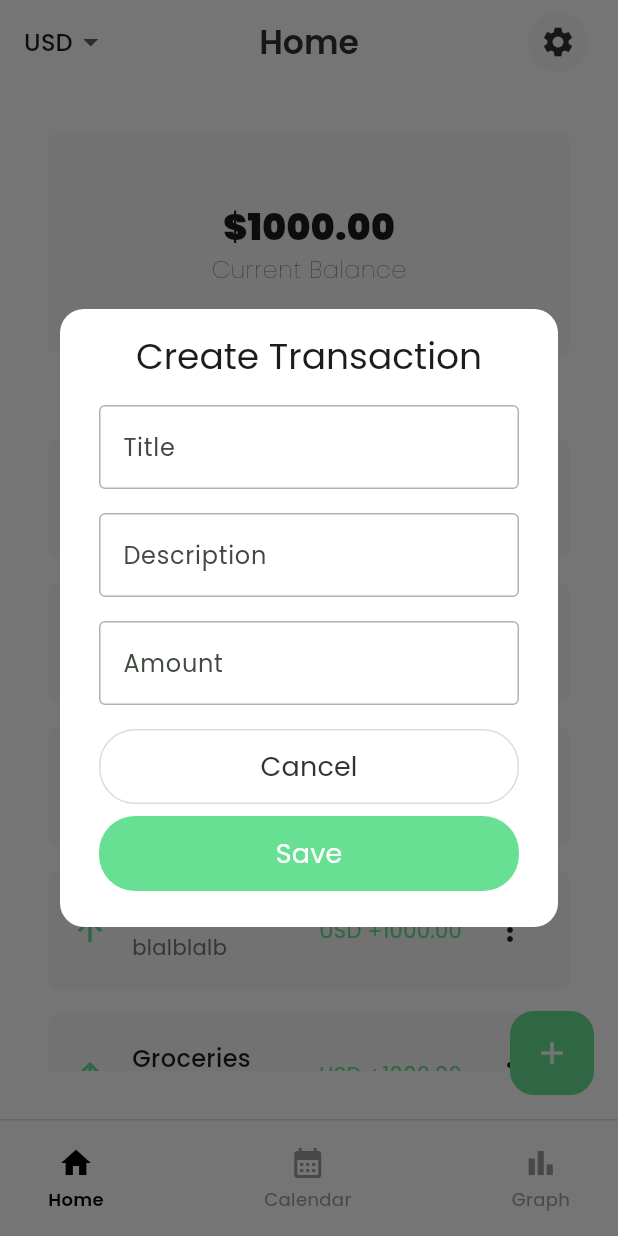
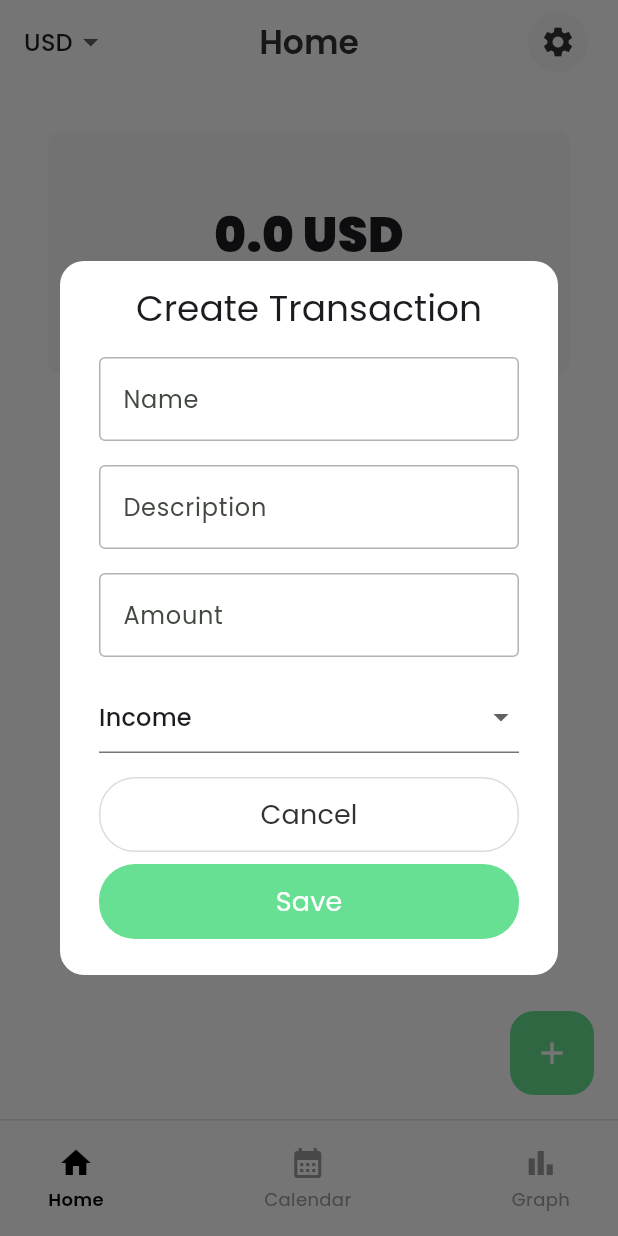
Before and after one commit to VMarkovicz/financial-management-app, a Flutter app: the HomeView screen opened by its route, after a tap on the "add" icon, on a phone screen of 412 x 824 dp. Run offline on Flutter 3.47's test engine with Material 3 defaults, Android fonts, the phone set to English and light mode, and no system bars; our stand-ins replace flutter_heatmap_calendar, get, google_fonts; missing offline and left inert: material_charts.

Commit message:
feat: implement full usage of mmvm on home page

```diff
--- /dev/null
+++ b/lib/models/transaction_model.dart
@@ -0,0 +1,44 @@
+enum TransactionType { income, expense }
+
+class Transaction {
+  final String id;
+  final String name;
+  final TransactionType type;
+  final double amount;
+  final DateTime date;
+  final String description;
+  final String userId;
+
+  Transaction({
+    required this.id,
+    required this.name,
+    required this.type,
+    required this.amount,
+    required this.date,
+    required this.description,
+    required this.userId,
+  });
+
+  factory Transaction.fromJson(Map<String, dynamic> json) {
+    return Transaction(
+      id: json['id'] as String,
+      name: json['name'] as String,
+      type: json['type'] as TransactionType,
+      amount: (json['amount'] as num).toDouble(),
+      date: DateTime.parse(json['date'] as String),
+      description: json['description'] as String,
+      userId: json['userId'] as String,
+    );
+  }
+  Map<String, dynamic> toJson() {
+    return {
+      'id': id,
+      'name': name,
+      'type': type,
+      'amount': amount,
+      'date': date.toIso8601String(),
+      'description': description,
+      'userId': userId,
+    };
+  }
+}
--- /dev/null
+++ b/lib/repositories/transactions_repository.dart
@@ -0,0 +1,37 @@
+import '../models/transaction_model.dart';
+import '../services/api_service.dart';
+
+class TransactionsRepository {
+  final ApiService _apiService;
+
+  TransactionsRepository(this._apiService);
+
+  Future<List<Transaction>> getTransactions(String userId) async {
+    return _apiService.getTransactions(userId);
+  }
+
+  Future<void> addTransaction(Transaction transaction) async {
+    await _apiService.addTransaction(transaction);
+  }
+
+  Future<void> updateTransaction(Transaction transaction) async {
+    await _apiService.updateTransaction(transaction);
+  }
+
+  Future<void> deleteTransaction(String transactionId) async {
+    await _apiService.deleteTransaction(transactionId);
+  }
+
+  Future<double> getTotalTodayBalance() async {
+    DateTime now = DateTime.now();
+
+    List<Transaction> todayTransactions = await _apiService
+        .getTodaysTransaction(now);
+
+    double totalBalance = todayTransactions.fold(0.0, (sum, transaction) {
+      return sum + transaction.amount;
+    });
+
+    return totalBalance;
+  }
+}
--- a/lib/services/api_service.dart
+++ b/lib/services/api_service.dart
@@ -1,7 +1,9 @@
 import 'dart:convert';
+import 'package:financial_management_app/models/transaction_model.dart';
 import 'package:http/http.dart' as http;
 import '../models/user_model.dart';
 
+List<Transaction> mockTransactions = [];
 
 class ApiService {
   final _baseUrl = 'example';
@@ -35,4 +37,43 @@ class ApiService {
   Future<void> deleteUser(String id) async {
     mockUserData = '';
   }
+
+  // Transactions
+  Future<List<Transaction>> getTransactions(String userId) async {
+    // Simulate a network call
+    await Future.delayed(Duration(seconds: 1));
+    return mockTransactions;
+  }
+
+  Future<void> addTransaction(Transaction transaction) async {
+    // Simulate a network call
+    await Future.delayed(Duration(seconds: 1));
+    mockTransactions.add(transaction);
+  }
+
+  Future<void> updateTransaction(Transaction transaction) async {
+    // Simulate a network call
+    await Future.delayed(Duration(seconds: 1));
+    final index = mockTransactions.indexWhere((t) => t.id == transaction.id);
+    if (index != -1) {
+      mockTransactions[index] = transaction;
+    }
+  }
+
+  Future<void> deleteTransaction(String transactionId) async {
+    await Future.delayed(Duration(seconds: 1));
+    mockTransactions.removeWhere((t) => t.id == transactionId);
+  }
+
+  Future<List<Transaction>> getTodaysTransaction(DateTime currentDate) async {
+    List<Transaction> todayTransactions =
+        mockTransactions.where((transaction) {
+          DateTime transactionDate = transaction.date;
+          return transactionDate.year == currentDate.year &&
+              transactionDate.month == currentDate.month &&
+              transactionDate.day == currentDate.day;
+        }).toList();
+
+    return todayTransactions;
+  }
 }
--- /dev/null
+++ b/lib/viewmodels/transactions_viewmodel.dart
@@ -0,0 +1,62 @@
+import 'package:flutter/material.dart';
+import '../models/transaction_model.dart';
+import '../repositories/transactions_repository.dart';
+
+class TransactionsViewmodel extends ChangeNotifier {
+  final TransactionsRepository _transactionsRepository;
+  String? _currentUserId;
+
+  TransactionsViewmodel(this._transactionsRepository);
+
+  List<Transaction> transactions = [];
+  double totalBalance = 0.0;
+  bool busy = false;
+
+  Future<void> loadTransactions(String userId) async {
+    _currentUserId = userId;
+    busy = true;
+    notifyListeners();
+    transactions = await _transactionsRepository.getTransactions(userId);
+    busy = false;
+    notifyListeners();
+  }
+
+  Future<void> addTransaction(Transaction transaction) async {
+    busy = true;
+    notifyListeners();
+    await _transactionsRepository.addTransaction(transaction);
+    await loadTransactions(transaction.userId);
+    await getTotalTodayBalance();
+    busy = false;
+    notifyListeners();
+  }
+
+  Future<void> updateTransaction(Transaction transaction) async {
+    busy = true;
+    notifyListeners();
+    await _transactionsRepository.updateTransaction(transaction);
+    await loadTransactions(transaction.userId);
+    busy = false;
+    notifyListeners();
+  }
+
+  Future<void> deleteTransaction(String transactionId) async {
+    if (_currentUserId == null) return;
+
+    busy = true;
+    notifyListeners();
+    await _transactionsRepository.deleteTransaction(transactionId);
+    await loadTransactions(_currentUserId!);
+    await getTotalTodayBalance();
+    busy = false;
+    notifyListeners();
+  }
+
+  Future<void> getTotalTodayBalance() async {
+    busy = true;
+    notifyListeners();
+    totalBalance = await _transactionsRepository.getTotalTodayBalance();
+    busy = false;
+    notifyListeners();
+  }
+}
--- a/lib/views/home/home_view.dart
+++ b/lib/views/home/home_view.dart
@@ -1,5 +1,5 @@
-import 'dart:math';
-
+import 'package:financial_management_app/models/transaction_model.dart';
+import 'package:financial_management_app/viewmodels/transactions_viewmodel.dart';
 import 'package:financial_management_app/widgets/custom_app_bar.dart';
 import 'package:financial_management_app/widgets/custom_button.dart';
 import 'package:financial_management_app/widgets/custom_navigation_bar.dart';
@@ -9,6 +9,9 @@ import 'package:financial_management_app/widgets/paper_container.dart';
 import 'package:financial_management_app/widgets/transaction.dart';
 import 'package:flutter/material.dart';
 import 'package:financial_management_app/theme/app_theme.dart';
+import 'package:get/get.dart';
+import 'package:provider/provider.dart';
+import 'package:uuid/uuid.dart';
 
 class HomeView extends StatefulWidget {
   const HomeView({super.key});
@@ -19,10 +22,56 @@ class HomeView extends StatefulWidget {
 
 class _HomeViewState extends State<HomeView> {
   String _selectedCurrency = 'USD';
+  late TransactionsViewmodel _transactionsViewmodel;
+  TransactionType _currentType = TransactionType.income;
+  var uuid = Uuid();
 
-  final titleController = TextEditingController();
+  final nameController = TextEditingController();
   final descriptionController = TextEditingController();
   final amountController = TextEditingController();
+
+  @override
+  void initState() {
+    super.initState();
+    _transactionsViewmodel = context.read<TransactionsViewmodel>();
+    Future.microtask(() => _transactionsViewmodel.loadTransactions('1'));
+    Future.microtask(() => _transactionsViewmodel.getTotalTodayBalance());
+  }
+
+  void _createTransaction() {
+    if (nameController.text.isEmpty || amountController.text.isEmpty) {
+      Modal.show(
+        context: context,
+        title: 'Error',
+        body: const Text('Please fill in all fields'),
+        actions: [
+          CustomButton(
+            label: 'OK',
+            onPressed: () => Get.back(closeOverlays: true),
+          ),
+        ],
+      );
+      return;
+    }
+
+    final transaction = Transaction(
+      id: uuid.v4(), // ID will be generated by backend
+      userId: '1', // TODO: Get actual user ID from UserViewModel
+      name: nameController.text,
+      description: descriptionController.text,
+      amount: double.parse(amountController.text),
+      type: _currentType,
+      date: DateTime.now(),
+    );
+
+    _transactionsViewmodel.addTransaction(transaction);
+
+    nameController.clear();
+    descriptionController.clear();
+    amountController.clear();
+
+    Get.back(closeOverlays: true);
+  }
 
   @override
   Widget build(BuildContext context) {
@@ -48,9 +97,9 @@ class _HomeViewState extends State<HomeView> {
               mainAxisSize: MainAxisSize.min,
               children: [
                 CustomTextField(
-                  label: 'Title',
-                  hint: 'Enter title',
-                  controller: titleController,
+                  label: 'Name',
+                  hint: 'Enter name',
+                  controller: nameController,
                 ),
                 const SizedBox(height: 16),
                 CustomTextField(
@@ -63,6 +112,26 @@ class _HomeViewState extends State<HomeView> {
                   label: 'Amount',
                   hint: 'Enter amount',
                   controller: amountController,
+                  keyboardType: TextInputType.number,
+                ),
+                const SizedBox(height: 16),
+                DropdownButtonFormField<TransactionType>(
+                  value: _currentType,
+                  items: [
+                    DropdownMenuItem(
+                      value: TransactionType.income,
+                      child: Text('Income'),
+                    ),
+                    DropdownMenuItem(
+                      value: TransactionType.expense,
+                      child: Text('Expense'),
+                    ),
+                  ],
+                  onChanged: (value) {
+                    if (value != null) {
+                      setState(() => _currentType = value);
+                    }
+                  },
                 ),
               ],
             ),
@@ -70,15 +139,12 @@ class _HomeViewState extends State<HomeView> {
               CustomButton(
                 label: 'Cancel',
                 backgroundColor: ButtonType.ghost,
-                onPressed: () => Navigator.of(context).pop(),
+                onPressed: () => Get.back(closeOverlays: true),
               ),
               CustomButton(
                 label: 'Save',
                 width: 100,
-                onPressed: () {
-                  // TODO: Implement save logic
-                  Navigator.of(context).pop();
-                },
+                onPressed: _createTransaction,
               ),
             ],
           );
@@ -95,16 +161,31 @@ class _HomeViewState extends State<HomeView> {
             PaperContainer(
               width: double.infinity,
               // add a padding only to top and bottom
-              child: const Padding(
+              child: Padding(
                 padding: EdgeInsets.symmetric(vertical: 46.0),
                 child: Column(
                   children: [
-                    Text(
-                      "\$1000.00",
-                      style: TextStyle(
-                        fontSize: 24,
-                        fontWeight: FontWeight.w900,
-                      ),
+                    Consumer<TransactionsViewmodel>(
+                      builder: (context, viewModel, child) {
+                        if (viewModel.busy) {
+                          return const Center(
+                            child: Column(
+                              children: [
+                                CircularProgressIndicator(),
+                                SizedBox(height: 16),
+                              ],
+                            ),
+                          );
+                        }
+
+                        return Text(
+                          "${viewModel.totalBalance} $_selectedCurrency",
+                          style: const TextStyle(
+                            fontSize: 32,
+                            fontWeight: FontWeight.w900,
+                          ),
+                        );
+                      },
                     ),
                     Text(
                       "Current Balance",
@@ -123,21 +204,31 @@ class _HomeViewState extends State<HomeView> {
             ),
             Expanded(
               child: ClipRect(
-                child: ListView.separated(
-                  itemCount: 10, // number of transactions
-                  separatorBuilder:
-                      (context, index) => const SizedBox(height: 16),
-                  itemBuilder:
-                      (context, index) => Transaction(
-                        title: 'Groceries',
-                        description: 'blalblalb',
-                        amount: 1000,
-                        type:
-                            Random().nextBool()
-                                ? TransactionType.income
-                                : TransactionType.expense,
-                        date: DateTime.now(),
-                      ),
+                child: Consumer<TransactionsViewmodel>(
+                  builder: (context, viewModel, child) {
+                    if (viewModel.busy) {
+                      return const Center(child: CircularProgressIndicator());
+                    }
+
+                    return ListView.separated(
+                      itemCount: viewModel.transactions.length,
+                      itemBuilder: (context, index) {
+                        final transaction = viewModel.transactions[index];
+                        return TransactionWidget(
+                          name: transaction.name,
+                          description: transaction.description,
+                          amount: transaction.amount,
+                          date: transaction.date,
+                          currency: _selectedCurrency,
+                          type: transaction.type,
+                          onDelete: () {
+                            viewModel.deleteTransaction(transaction.id);
+                          },
+                        );
+                      },
+                      separatorBuilder: (_, __) => const SizedBox(height: 16),
+                    );
+                  },
                 ),
               ),
             ),
--- a/lib/widgets/custom_text_field.dart
+++ b/lib/widgets/custom_text_field.dart
@@ -8,6 +8,7 @@ class CustomTextField extends StatelessWidget {
   final dynamic controller;
   final dynamic validator;
   final String? initialValue;
+  final TextInputType? keyboardType;
 
   const CustomTextField({
     super.key,
@@ -18,6 +19,7 @@ class CustomTextField extends StatelessWidget {
     required this.controller,
     this.validator,
     this.initialValue,
+    this.keyboardType,
   });
 
   @override
@@ -27,7 +29,9 @@ class CustomTextField extends StatelessWidget {
         controller: controller,
         validator: validator,
         initialValue: initialValue,
-        keyboardType: isEmail ? TextInputType.emailAddress : TextInputType.text,
+        keyboardType:
+            keyboardType ??
+            (isEmail ? TextInputType.emailAddress : TextInputType.text),
         obscureText: isPassword,
         decoration: InputDecoration(
           labelText: label,
--- a/lib/widgets/transaction.dart
+++ b/lib/widgets/transaction.dart
@@ -1,44 +1,50 @@
+import 'package:financial_management_app/models/transaction_model.dart';
 import 'package:flutter/material.dart';
 import 'package:financial_management_app/widgets/modal.dart';
 import 'package:financial_management_app/widgets/custom_text_field.dart';
 import 'package:financial_management_app/widgets/custom_button.dart';
 import 'package:financial_management_app/theme/app_theme.dart';
 
-enum TransactionType { income, expense }
-
-class Transaction extends StatelessWidget {
-  final String title;
+class TransactionWidget extends StatelessWidget {
+  final String name;
   final String description;
   final double amount;
   final TransactionType type;
   final DateTime date;
   final String? currency;
+  final VoidCallback? onDelete;
+  final Function(Transaction)? onEdit; // Add onEdit callback
 
-  const Transaction({
+  const TransactionWidget({
     super.key,
-    required this.title,
+    required this.name,
     required this.description,
     required this.amount,
     required this.type,
     required this.date,
     this.currency = 'USD',
+    this.onDelete,
+    this.onEdit,
   });
 
   void _handleEdit(BuildContext context) {
-    final titleController = TextEditingController(text: title);
+    final nameController = TextEditingController(text: name);
     final descriptionController = TextEditingController(text: description);
     final amountController = TextEditingController(text: amount.toString());
+    TransactionType currentType = type;
 
     Modal.show(
       context: context,
       title: 'Edit Transaction',
-      body: Column(
+      body: StatefulBuilder(
+        builder: (context, setState) {
+          return Column(
             mainAxisSize: MainAxisSize.min,
             children: [
               CustomTextField(
-            label: 'Title',
-            hint: 'Enter title',
-            controller: titleController,
+                label: 'Name',
+                hint: 'Enter name',
+                controller: nameController,
               ),
               const SizedBox(height: 16),
               CustomTextField(
@@ -52,7 +58,28 @@ class Transaction extends StatelessWidget {
                 hint: 'Enter amount',
                 controller: amountController,
               ),
+              const SizedBox(height: 16),
+              DropdownButtonFormField<TransactionType>(
+                value: currentType,
+                items: [
+                  DropdownMenuItem(
+                    value: TransactionType.income,
+                    child: Text('Income'),
+                  ),
+                  DropdownMenuItem(
+                    value: TransactionType.expense,
+                    child: Text('Expense'),
+                  ),
                 ],
+                onChanged: (value) {
+                  if (value != null) {
+                    setState(() => currentType = value);
+                  }
+                },
+              ),
+            ],
+          );
+        },
       ),
       actions: [
         CustomButton(
@@ -64,7 +91,21 @@ class Transaction extends StatelessWidget {
           label: 'Save',
           width: 100,
           onPressed: () {
-            // TODO: Implement save logic
+            if (nameController.text.isEmpty || amountController.text.isEmpty) {
+              return;
+            }
+
+            final newTransaction = Transaction(
+              id: '', // ID should be handled by the repository
+              name: nameController.text,
+              description: descriptionController.text,
+              amount: double.tryParse(amountController.text) ?? amount,
+              type: currentType,
+              date: date,
+              userId: '', // UserID should be handled by the repository
+            );
+
+            onEdit?.call(newTransaction);
             Navigator.of(context).pop();
           },
         ),
@@ -98,7 +139,7 @@ class Transaction extends StatelessWidget {
                 crossAxisAlignment: CrossAxisAlignment.start,
                 children: [
                   Text(
-                    title,
+                    name,
                     style: TextStyle(fontSize: 16, fontWeight: FontWeight.w500),
                   ),
                   Text(description, style: TextStyle(color: Colors.grey[600])),
@@ -125,7 +166,9 @@ class Transaction extends StatelessWidget {
                     _handleEdit(context);
                     break;
                   case 'delete':
-                    // TODO: Handle delete action
+                    if (onDelete != null) {
+                      onDelete?.call();
+                    }
                     break;
                 }
               },
--- a/pubspec.yaml
+++ b/pubspec.yaml
@@ -40,6 +40,7 @@ dependencies:
   intl: ^0.20.2
   material_charts: ^0.0.26
   provider: ^6.1.4
+  uuid: ^4.5.1
 
 dev_dependencies:
   flutter_test:
```
Also changed, not shown: lib/app.dart (+11 -2 lines), pubspec.lock. Lines whose indentation alone changed are shown as unchanged.
